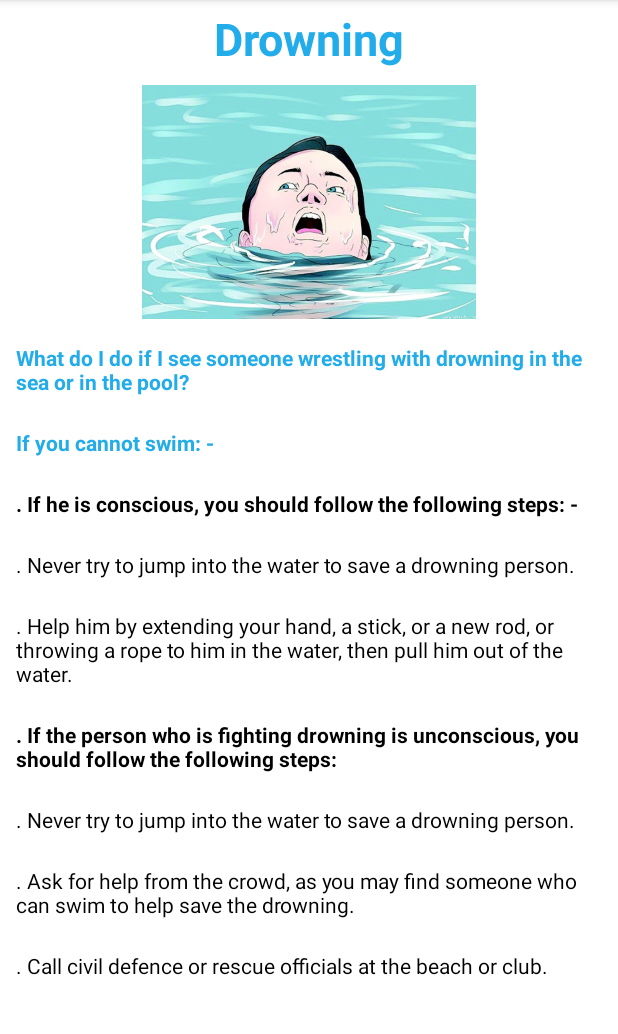
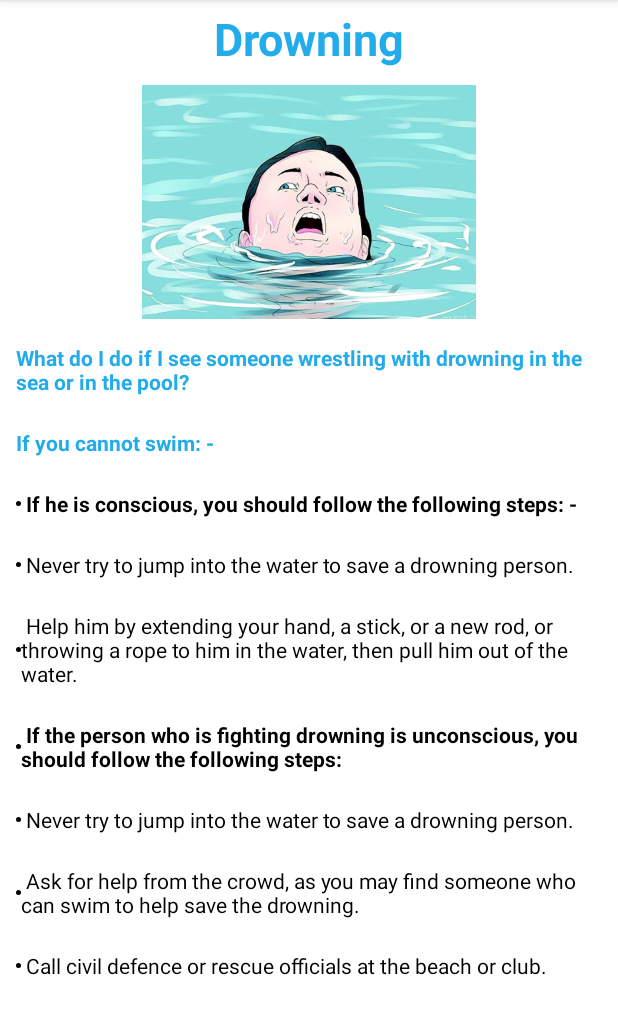
Before and after one commit to bahaahafiz/Medical_project, an Android app: the screen it shows after launch (drowning), on a phone screen of 412 x 824 dp, the part 84-1118 px from its top. Run offline under Robolectric (Android 15) with nearby library versions, the phone set to English and light mode, and no system bars.

Commit message:
final drawning task

```diff
--- /dev/null
+++ b/app/src/main/res/drawable/circle.xml
@@ -0,0 +1,17 @@
+<?xml version="1.0" encoding="utf-8"?>
+<selector xmlns:android="http://schemas.android.com/apk/res/android">
+   <item>
+    <shape
+        xmlns:android="http://schemas.android.com/apk/res/android"
+        android:shape="oval">
+
+        <solid
+            android:color="#000000"/>
+
+        <size
+            android:width="3dp"
+            android:height="3dp"/>
+    </shape>
+   </item>
+
+</selector>
--- a/app/src/main/res/layout/activity_drowning.xml
+++ b/app/src/main/res/layout/activity_drowning.xml
@@ -47,6 +47,7 @@
         android:layout_width="match_parent"
         android:layout_height="wrap_content"
         android:gravity="start"
+        android:drawableStart="@drawable/circle"
         android:text="@string/drown_3_line"
         android:textColor="@color/black"
         android:textStyle="bold"
@@ -59,6 +60,7 @@
         android:gravity="start"
         android:text="@string/drown_4_line"
         android:textColor="@color/black"
+        android:drawableStart="@drawable/circle"
         android:layout_margin="5dp"
         android:padding="5dp"
         />
@@ -68,6 +70,7 @@
         android:gravity="start"
         android:text="@string/drown_5_line"
         android:textColor="@color/black"
+        android:drawableStart="@drawable/circle"
         android:layout_margin="5dp"
         android:padding="5dp"
         />
@@ -77,6 +80,7 @@
         android:gravity="start"
         android:text="@string/drown_6_line"
         android:textColor="@color/black"
+        android:drawableStart="@drawable/circle"
         android:textStyle="bold"
         android:layout_margin="5dp"
         android:padding="5dp"
@@ -87,6 +91,7 @@
         android:gravity="start"
         android:text="@string/drown_7_line"
         android:textColor="@color/black"
+        android:drawableStart="@drawable/circle"
         android:layout_margin="5dp"
         android:padding="5dp"
         />
@@ -96,6 +101,7 @@
         android:gravity="start"
         android:text="@string/drown_8_line"
         android:textColor="@color/black"
+        android:drawableStart="@drawable/circle"
         android:layout_margin="5dp"
         android:padding="5dp"
         />
@@ -106,6 +112,7 @@
         android:gravity="start"
         android:text="@string/drown_9_line"
         android:textColor="@color/black"
+        android:drawableStart="@drawable/circle"
         android:layout_margin="5dp"
         android:padding="5dp"
         />
--- a/app/src/main/res/values/strings.xml
+++ b/app/src/main/res/values/strings.xml
@@ -3,13 +3,13 @@
     <string name="Drowning" translatable="true">Drowning</string>
     <string name="drown_first_line" translatable="true">"What do I do if I see someone wrestling with drowning in the sea or in the pool?</string>
     <string name="drown_2_line" translatable="true">""If you cannot swim: -""</string>
-    <string name="drown_3_line" translatable="true">". If he is conscious, you should follow the following steps: -"</string>
-    <string name="drown_4_line" translatable="true">". Never try to jump into the water to save a drowning person."</string>
-    <string name="drown_5_line" translatable="true">". Help him by extending your hand, a stick, or a new rod, or throwing a rope to him in the water, then pull him out of the water."</string>
-    <string name="drown_6_line" translatable="true">". If the person who is fighting drowning is unconscious, you should follow the following steps:"</string>
-    <string name="drown_7_line" translatable="true">". Never try to jump into the water to save a drowning person."</string>
-    <string name="drown_8_line" translatable="true">". Ask for help from the crowd, as you may find someone who can swim to help save the drowning."</string>
-    <string name="drown_9_line" translatable="true">". Call civil defence or rescue officials at the beach or club."</string>
+    <string name="drown_3_line" translatable="true">" If he is conscious, you should follow the following steps: -"</string>
+    <string name="drown_4_line" translatable="true">" Never try to jump into the water to save a drowning person."</string>
+    <string name="drown_5_line" translatable="true">" Help him by extending your hand, a stick, or a new rod, or throwing a rope to him in the water, then pull him out of the water."</string>
+    <string name="drown_6_line" translatable="true">" If the person who is fighting drowning is unconscious, you should follow the following steps:"</string>
+    <string name="drown_7_line" translatable="true">" Never try to jump into the water to save a drowning person."</string>
+    <string name="drown_8_line" translatable="true">" Ask for help from the crowd, as you may find someone who can swim to help save the drowning."</string>
+    <string name="drown_9_line" translatable="true">" Call civil defence or rescue officials at the beach or club."</string>
     <string-array name="Sp_sex">
         <item>Male</item>
         <item>Female</item>
```
Also changed, not shown: 1 other file.
